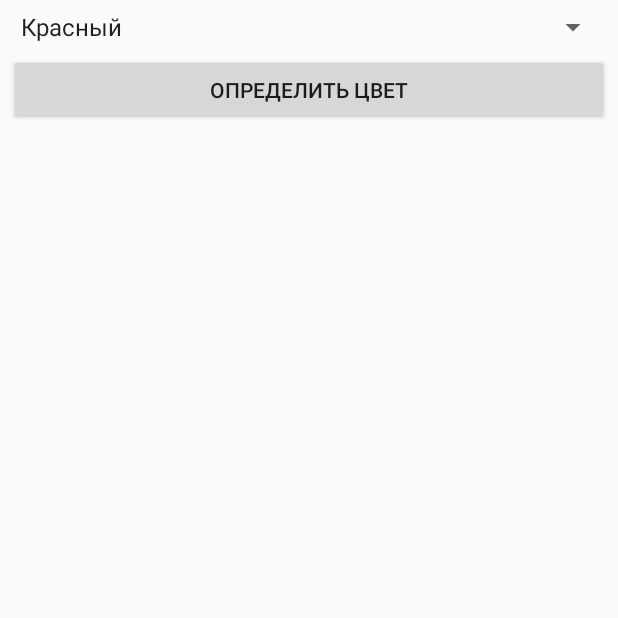
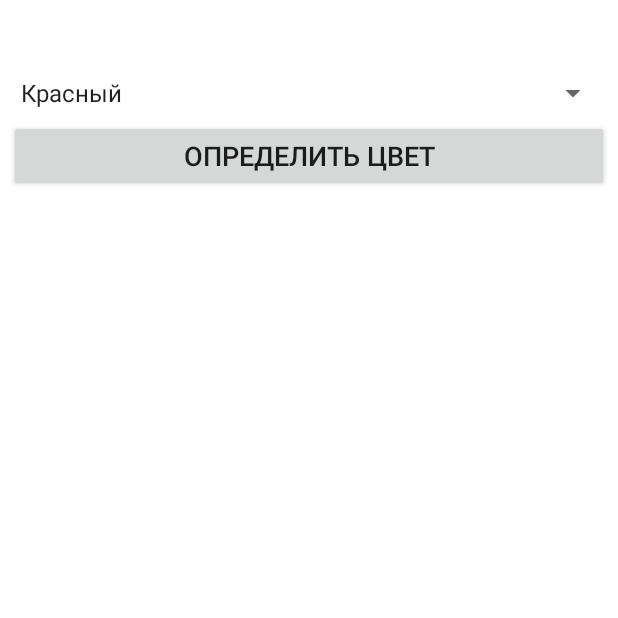
Before and after one commit to MstrSid/ColorDescriptor, an Android app: the screen it shows after launch (MainActivity), on a phone screen of 412 x 824 dp, the top half of it. Run offline under Robolectric (Android 15) with nearby library versions, the phone set to English and light mode, and no system bars.

Commit message:
Base done

```diff
--- a/app/src/main/res/layout/activity_main.xml
+++ b/app/src/main/res/layout/activity_main.xml
@@ -4,25 +4,30 @@
     xmlns:tools="http://schemas.android.com/tools"
     android:layout_width="match_parent"
     android:layout_height="match_parent"
+    android:background="#FFFFFF"
     tools:context=".MainActivity">
 
     <Spinner
         android:id="@+id/spinnerColors"
         android:layout_width="0dp"
         android:layout_height="wrap_content"
-        android:layout_margin="6dp"
+        android:layout_marginLeft="6dp"
+        android:layout_marginTop="50dp"
+        android:layout_marginRight="6dp"
+        android:layout_marginBottom="6dp"
         android:entries="@array/colors"
         app:layout_constraintEnd_toEndOf="parent"
         app:layout_constraintStart_toStartOf="parent"
         app:layout_constraintTop_toTopOf="parent" />
 
     <Button
-        android:onClick="showDescription"
         android:id="@+id/buttonFindDescription"
         android:layout_width="0dp"
+        android:layout_height="wrap_content"
         android:layout_margin="6dp"
-        android:layout_height="wrap_content"
+        android:onClick="showDescription"
         android:text="@string/button_find_description"
+        android:textSize="18sp"
         app:layout_constraintEnd_toEndOf="parent"
         app:layout_constraintStart_toStartOf="parent"
         app:layout_constraintTop_toBottomOf="@+id/spinnerColors" />
@@ -30,8 +35,9 @@
     <TextView
         android:id="@+id/textViewDescriptionTemp"
         android:layout_width="0dp"
+        android:layout_height="wrap_content"
         android:layout_margin="6dp"
-        android:layout_height="wrap_content"
+        android:textSize="24sp"
         app:layout_constraintEnd_toEndOf="parent"
         app:layout_constraintStart_toStartOf="parent"
         app:layout_constraintTop_toBottomOf="@+id/buttonFindDescription" />
```
